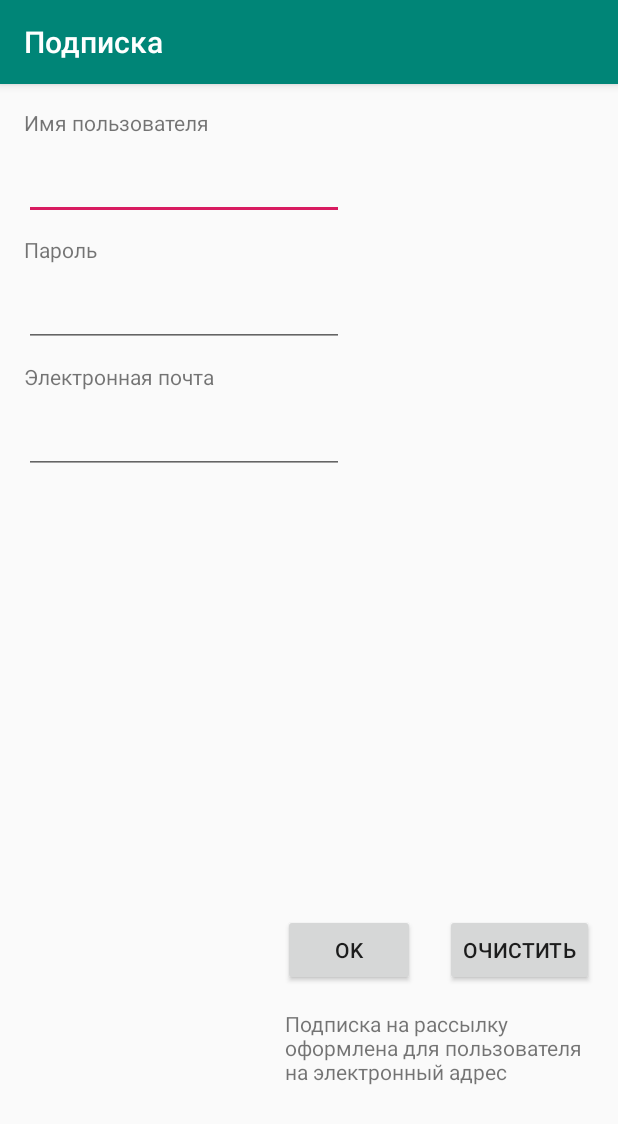
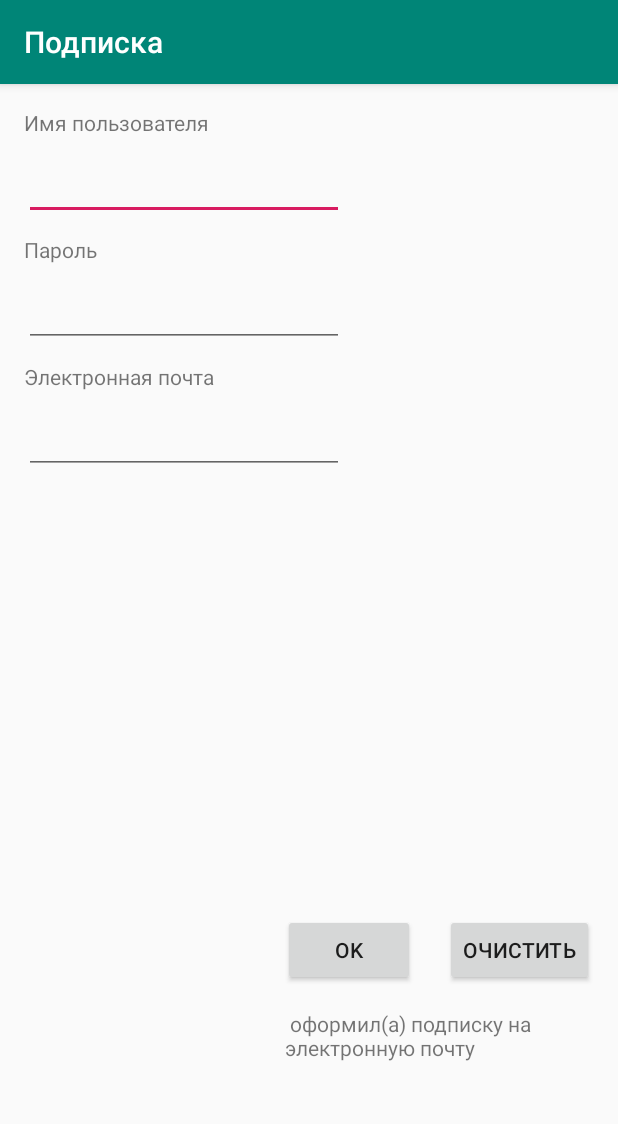
Before and after one commit to Polenova/homework1.2.1-edit, an Android app: the screen it shows after launch (MainActivity), after a tap on "OK", on a phone screen of 412 x 824 dp. Shown: the top 1124 px of the screen. Run offline under Robolectric (Android 15) with nearby library versions, the phone set to English and light mode, and no system bars.

```diff
--- a/app/src/main/java/ru/AndroidPolenova/MainActivity.java
+++ b/app/src/main/java/ru/AndroidPolenova/MainActivity.java
@@ -13,33 +13,26 @@ public class MainActivity extends AppCompatActivity {
     protected void onCreate(Bundle savedInstanceState) {
         super.onCreate(savedInstanceState);
         setContentView(R.layout.main_activity);
+        final EditText editName = findViewById(R.id.editNameUser);
+        final EditText editPassword = findViewById(R.id.editPasswordUser);
+        final EditText editMail = findViewById(R.id.editMailUser);
+        final TextView result = findViewById(R.id.textResult);
         Button btnClear = (Button) findViewById(R.id.buttonClear);
         Button btnOK = (Button) findViewById(R.id.buttonOK);
         btnOK.setOnClickListener(new View.OnClickListener(){
             @Override
             public void onClick (View v){
-                EditText editName = findViewById(R.id.editNameUser);
-                EditText editPassword = findViewById(R.id.editPasswordUser);
-                EditText editMail = findViewById(R.id.editMailUser);
-                String name = editName.getText().toString();
-                String password = editPassword.getText().toString();
-                String mail = editMail.getText().toString();
-                TextView result = findViewById(R.id.textResult);
-                result.setText("Подписка на рассылку оформлена для пользователя " + name + "  на электронный адрес " + mail);
-
+                String info = String.format(getString(R.string.info), editName.getText(), editMail.getText());
+                result.setText(info);
             }
         });
         btnClear.setOnClickListener(new View.OnClickListener() {
             @Override
             public void onClick(View v) {
-                EditText editName = findViewById(R.id.editNameUser);
-                EditText editPassword = findViewById(R.id.editPasswordUser);
-                EditText editMail = findViewById(R.id.editMailUser);
-                TextView result = findViewById(R.id.textResult);
                 editName.getText().clear();
                 editPassword.getText().clear();
                 editMail.getText().clear();
-                result.setText("нет данных");
+                result.setText(R.string.ClearTxt);
             }
         });
     }
--- a/app/src/main/res/values/strings.xml
+++ b/app/src/main/res/values/strings.xml
@@ -4,5 +4,7 @@
     <string name="passwordUser">Пароль</string>
     <string name="mailUser">Электронная почта</string>
     <string name="OK">OK</string>
+    <string name="info">%1$s оформил(а) подписку на электронную почту %2$s</string>
     <string name="Clear">Очистить</string>
+    <string name="ClearTxt">Нет данных</string>
 </resources>
```
